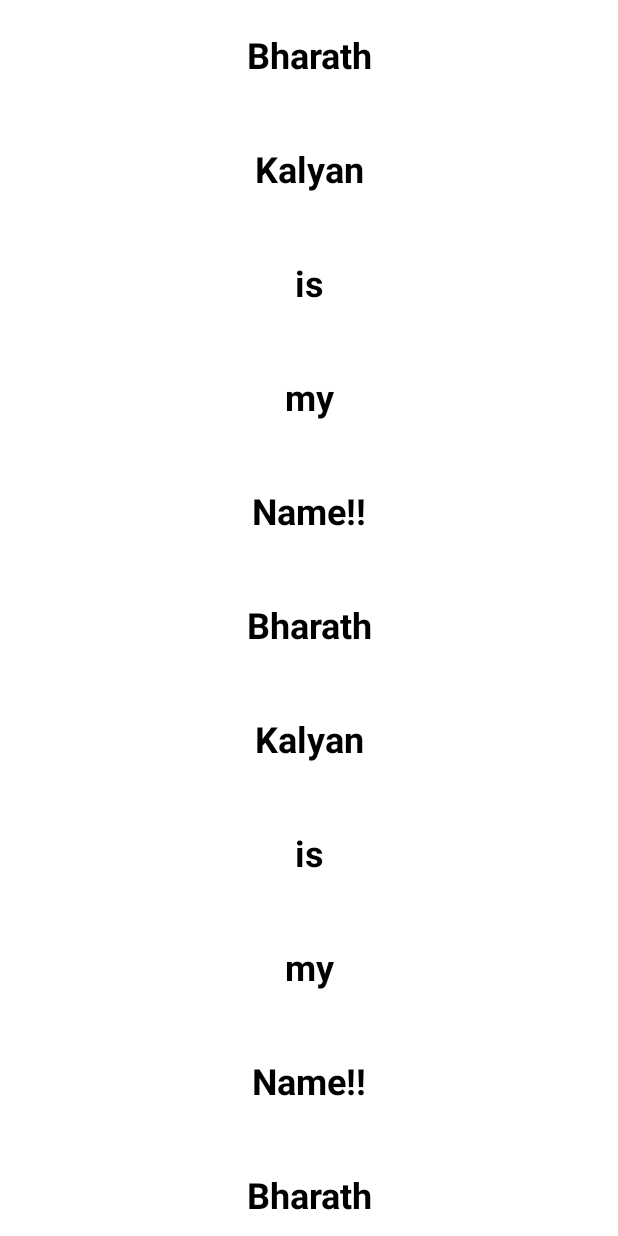
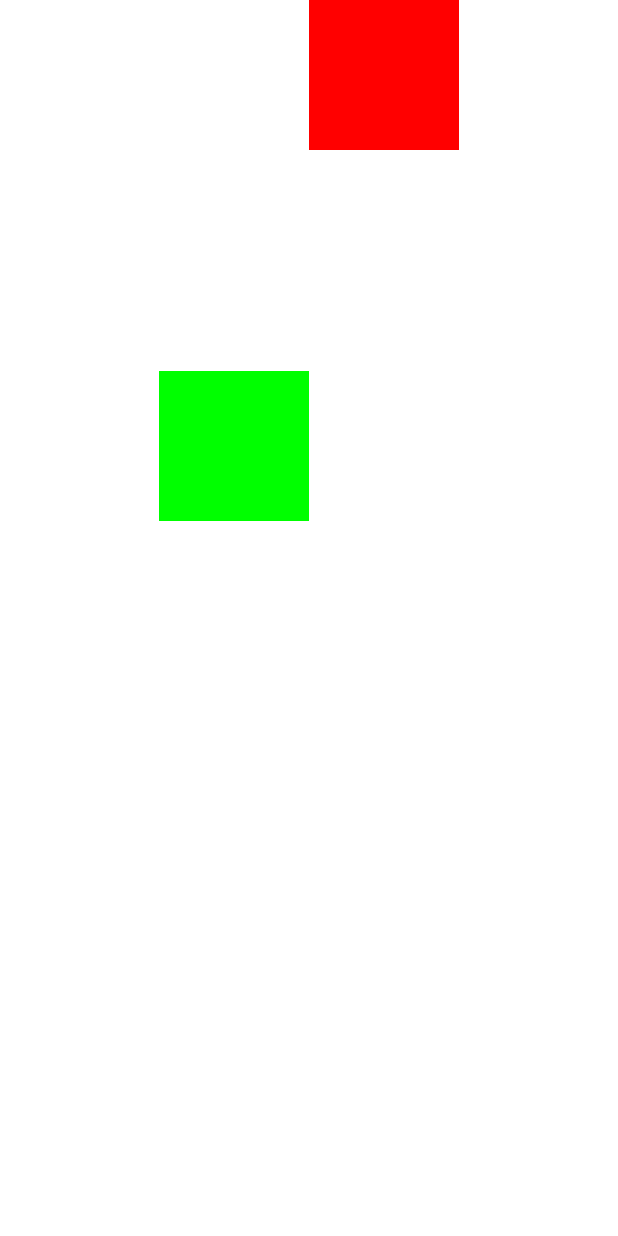
Before and after one commit to bharathkalyans/JetPackCompose, an Android app built with Jetpack Compose: the screen it shows after launch (MainActivity), on a phone screen of 412 x 824 dp. Run offline under Robolectric (Android 15) with nearby library versions, the phone set to English and light mode, and no system bars; our stand-ins replace constraintlayout-compose.

Commit message:
Constraint Layouts in Compose!

```diff
--- a/app/build.gradle
+++ b/app/build.gradle
@@ -45,16 +45,20 @@ android {
 
 dependencies {
 
-    implementation 'androidx.core:core-ktx:1.3.2'
-    implementation 'androidx.appcompat:appcompat:1.2.0'
-    implementation 'com.google.android.material:material:1.3.0'
+    implementation 'androidx.core:core-ktx:1.6.0'
+    implementation 'androidx.appcompat:appcompat:1.3.0'
+    implementation 'com.google.android.material:material:1.4.0'
     implementation "androidx.compose.ui:ui:$compose_version"
     implementation "androidx.compose.material:material:$compose_version"
     implementation "androidx.compose.ui:ui-tooling:$compose_version"
     implementation 'androidx.lifecycle:lifecycle-runtime-ktx:2.3.1'
-    implementation 'androidx.activity:activity-compose:1.3.0-alpha06'
+    implementation 'androidx.activity:activity-compose:1.3.0-rc01'
     testImplementation 'junit:junit:4.+'
-    androidTestImplementation 'androidx.test.ext:junit:1.1.2'
-    androidTestImplementation 'androidx.test.espresso:espresso-core:3.3.0'
+    androidTestImplementation 'androidx.test.ext:junit:1.1.3'
+    androidTestImplementation 'androidx.test.espresso:espresso-core:3.4.0'
     androidTestImplementation "androidx.compose.ui:ui-test-junit4:$compose_version"
+
+    //Constraint Layout
+    implementation "androidx.constraintlayout:constraintlayout-compose:1.0.0-alpha08"
+
 }
--- a/app/src/main/java/com/example/demoapp/MainActivity.kt
+++ b/app/src/main/java/com/example/demoapp/MainActivity.kt
@@ -3,6 +3,7 @@ package com.example.demoapp
 import android.os.Bundle
 import androidx.activity.ComponentActivity
 import androidx.activity.compose.setContent
+import androidx.compose.foundation.background
 import androidx.compose.foundation.gestures.scrollable
 import androidx.compose.foundation.layout.*
 import androidx.compose.foundation.lazy.LazyColumn
@@ -11,10 +12,16 @@ import androidx.compose.foundation.rememberScrollState
 import androidx.compose.foundation.verticalScroll
 import androidx.compose.material.*
 import androidx.compose.ui.Modifier
+import androidx.compose.ui.graphics.Color
+import androidx.compose.ui.layout.layoutId
 import androidx.compose.ui.text.font.FontWeight
 import androidx.compose.ui.text.style.TextAlign
 import androidx.compose.ui.unit.dp
 import androidx.compose.ui.unit.sp
+import androidx.constraintlayout.compose.ChainStyle
+import androidx.constraintlayout.compose.ConstraintLayout
+import androidx.constraintlayout.compose.ConstraintSet
+import androidx.constraintlayout.compose.Dimension
 import kotlinx.coroutines.launch
 
 
@@ -22,72 +29,44 @@ class MainActivity : ComponentActivity() {
     override fun onCreate(savedInstanceState: Bundle?) {
         super.onCreate(savedInstanceState)
         setContent {
+            val constraints = ConstraintSet {
+                val greenBox = createRefFor("greenBox")
+                val redBox = createRefFor("redBox")
+                val guideline = createGuidelineFromTop(0.3f)
 
-            LazyColumn {
-                itemsIndexed(
-                    listOf(
-                        "Bharath",
-                        "Kalyan",
-                        "is",
-                        "my",
-                        "Name!!",
-                        "Bharath",
-                        "Kalyan",
-                        "is",
-                        "my",
-                        "Name!!",
-                        "Bharath",
-                        "Kalyan",
-                        "is",
-                        "my",
-                        "Name!!",
-                        "Bharath",
-                        "Kalyan",
-                        "is",
-                        "my",
-                        "Name!!"
-                    )
-                ) { index, string ->
-                    Text(
-                        text = string,
-                        fontSize = 24.sp,
-                        fontWeight = FontWeight.Bold,
-                        textAlign = TextAlign.Center,
-                        modifier = Modifier
-                            .fillMaxWidth()
-                            .padding(24.dp)
-                    )
+                constrain(greenBox) {
+                    top.linkTo(guideline)
+                    start.linkTo(parent.start)
+                    width = Dimension.value(100.dp)
+                    height = Dimension.value(100.dp)
                 }
-                items(5000) {
-                    Text(
-                        text = "Item $it",
-                        fontSize = 24.sp,
-                        fontWeight = FontWeight.Bold,
-                        textAlign = TextAlign.Center,
-                        modifier = Modifier
-                            .fillMaxWidth()
-                            .padding(24.dp)
-                    )
+                constrain(redBox) {
+                    top.linkTo(parent.top)
+                    start.linkTo(greenBox.end)
+//                    width = Dimension.fillToConstraints
+                    width = Dimension.value(100.dp)
+                    height = Dimension.value(100.dp)
                 }
+
+                createHorizontalChain(greenBox, redBox, chainStyle = ChainStyle.Packed)
             }
 
-            //Not good as Performance wise as all Items are loaded on start time!
-            /*val scrollState = rememberScrollState()
-            Column(
-                modifier = Modifier.verticalScroll(scrollState)
-            ) {
-                for (i in 1..51) {
-                    Text(
-                        text = "Item $i",
-                        fontSize = 24.sp,
-                        fontWeight = FontWeight.Bold,
-                        textAlign = TextAlign.Center,
-                        modifier = Modifier
-                            .fillMaxWidth()
-                            .padding(24.dp)
-                    )
-                }
-            }*/
+            ConstraintLayout(constraints, modifier = Modifier.fillMaxSize()) {
+                Box(
+                    modifier = Modifier
+                        .background(Color.Green)
+                        .layoutId("greenBox")
+                )
+
+                Box(
+                    modifier = Modifier
+                        .background(Color.Red)
+                        .layoutId("redBox")
+                )
+
+
+            }
+
         }
 
     }
```
